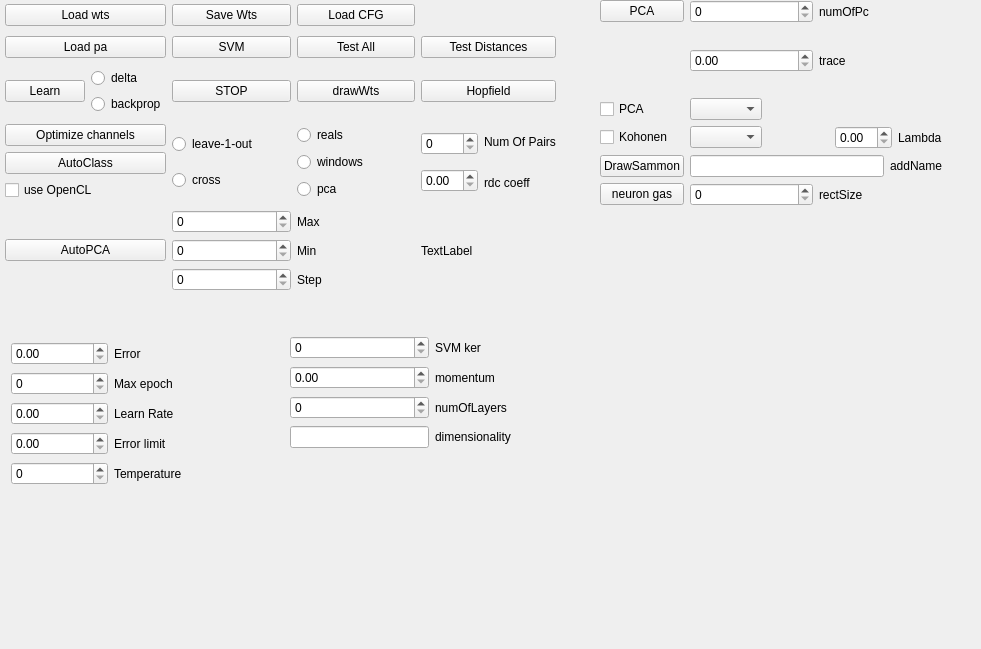
ArtfulVampire/SecondGUIrepo, file net.ui: the form before one commit.
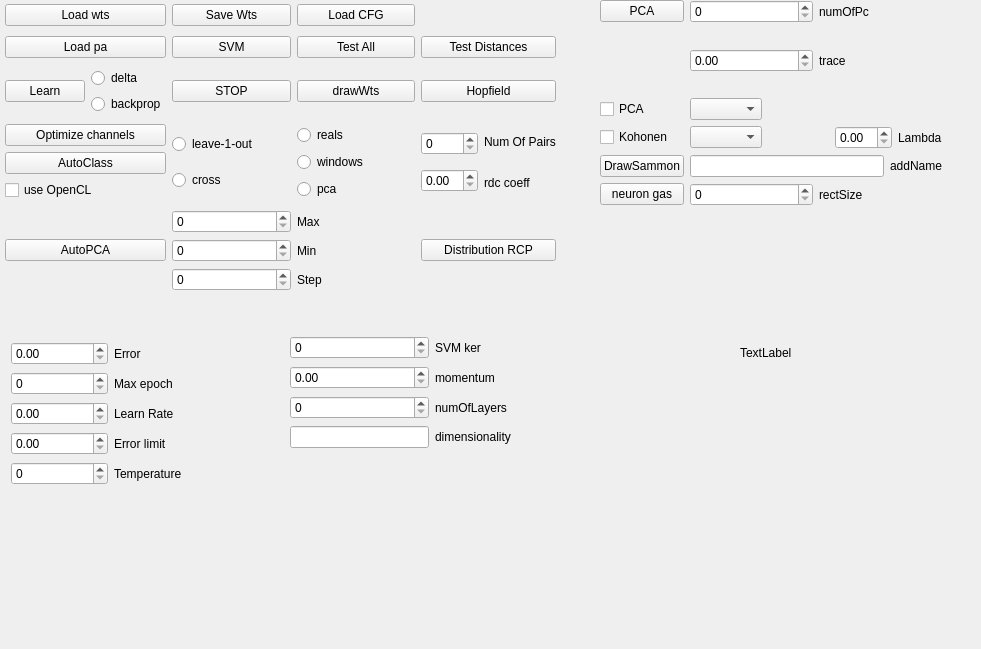
The form after the commit.

```diff
--- a/net.ui
+++ b/net.ui
@@ -79,13 +79,6 @@
       </property>
      </widget>
     </item>
-    <item row="4" column="3">
-     <widget class="QLabel" name="clearSetsLabel">
-      <property name="text">
-       <string>TextLabel</string>
-      </property>
-     </widget>
-    </item>
     <item row="3" column="1">
      <layout class="QVBoxLayout" name="verticalLayout">
       <item>
@@ -274,6 +267,13 @@
       </property>
      </widget>
     </item>
+    <item row="4" column="3">
+     <widget class="QPushButton" name="rcpPushButton">
+      <property name="text">
+       <string>Distribution RCP</string>
+      </property>
+     </widget>
+    </item>
    </layout>
   </widget>
   <widget class="QWidget" name="layoutWidget">
@@ -551,6 +551,19 @@
     </item>
    </layout>
   </widget>
+  <widget class="QLabel" name="clearSetsLabel">
+   <property name="geometry">
+    <rect>
+     <x>740</x>
+     <y>310</y>
+     <width>156</width>
+     <height>86</height>
+    </rect>
+   </property>
+   <property name="text">
+    <string>TextLabel</string>
+   </property>
+  </widget>
  </widget>
  <resources/>
  <connections/>
```
